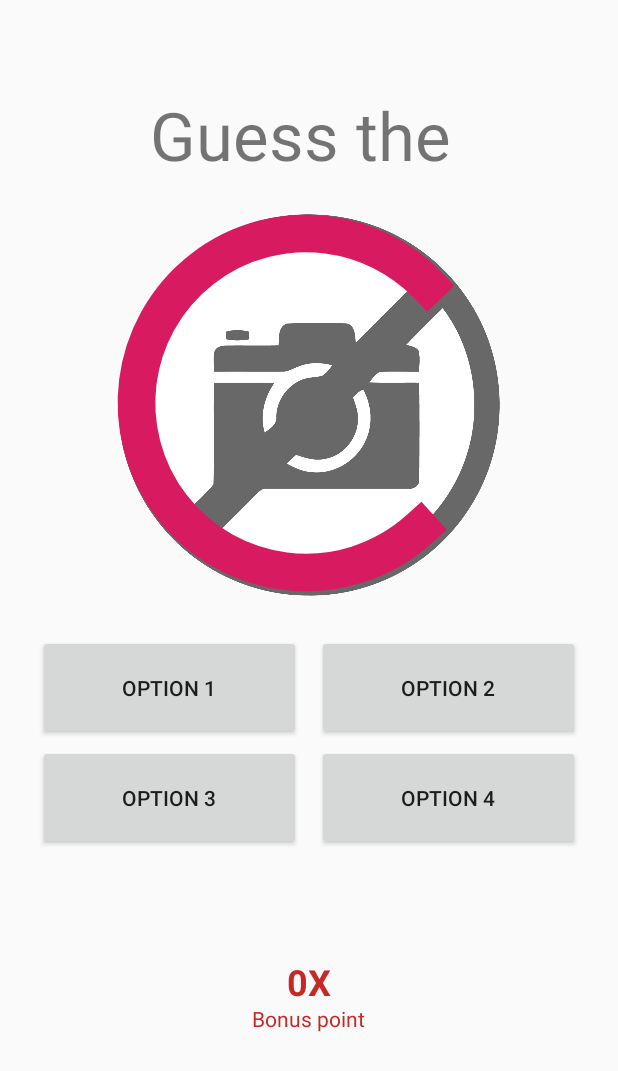
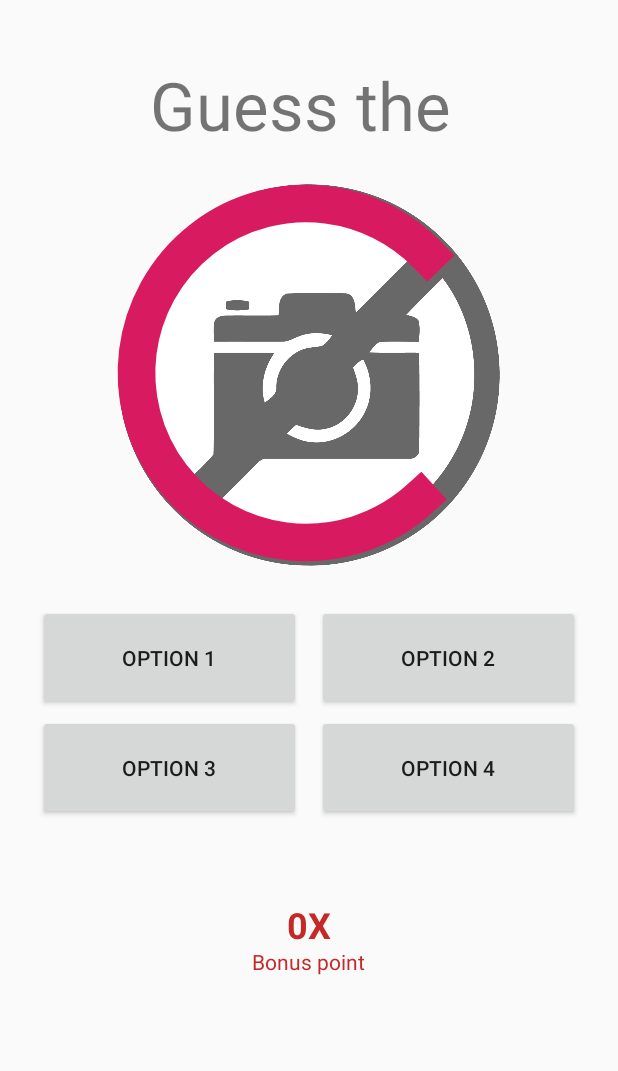
Before and after one commit to pinakip1998/GuessingGame, an Android app: the layout activity_main.xml on its own in the app's theme, with its tools: preview values and no code run, on a phone screen of 412 x 824 dp. Shown: the top 1071 px of the screen. Run offline under Robolectric (Android 15) with nearby library versions, the phone set to English and light mode, and no system bars.

```diff
--- a/app/src/main/java/com/example/guessinggame/MainActivity.java
+++ b/app/src/main/java/com/example/guessinggame/MainActivity.java
@@ -34,7 +34,7 @@ public class MainActivity extends AppCompatActivity {
     public FirebaseStorage storage = FirebaseStorage.getInstance();
     public FirebaseDatabase db = FirebaseDatabase.getInstance();
     public String file_url,filename,category;
-    public static String[] options=new String[4];
+    public static String[] options;
     public int score,correct;
     String userName;
     LinearLayout linearLayout;
@@ -47,6 +47,7 @@ public class MainActivity extends AppCompatActivity {
     protected void onCreate(Bundle savedInstanceState) {
         super.onCreate(savedInstanceState);
         setContentView(R.layout.activity_main);
+        options= new String[]{"", "", "", "", ""};
         imageView = findViewById(R.id.photo);
         title_tv = findViewById(R.id.title);
         spinner = findViewById(R.id.progressBar);
--- a/app/src/main/java/com/example/guessinggame/ShowScore.java
+++ b/app/src/main/java/com/example/guessinggame/ShowScore.java
@@ -1,6 +1,7 @@
 package com.example.guessinggame;
 
 import androidx.appcompat.app.AppCompatActivity;
+import androidx.core.content.IntentCompat;
 
 import android.content.Intent;
 import android.os.Bundle;
--- a/app/src/main/res/layout/activity_main.xml
+++ b/app/src/main/res/layout/activity_main.xml
@@ -6,7 +6,7 @@
     android:layout_height="match_parent"
     android:orientation="vertical"
     tools:context=".MainActivity"
-    android:layout_marginTop="40sp"
+    android:layout_marginTop="20sp"
     android:padding="20sp">
     <LinearLayout
         android:id="@+id/linear_main"
@@ -115,7 +115,7 @@
         android:layout_height="wrap_content"
         android:layout_alignParentTop="true"
         android:layout_centerHorizontal="true"
-        android:layout_marginTop="578dp"
+        android:layout_marginTop="560dp"
         android:text="0X"
         android:textColor="#C62828"
         android:textSize="24sp"
```
